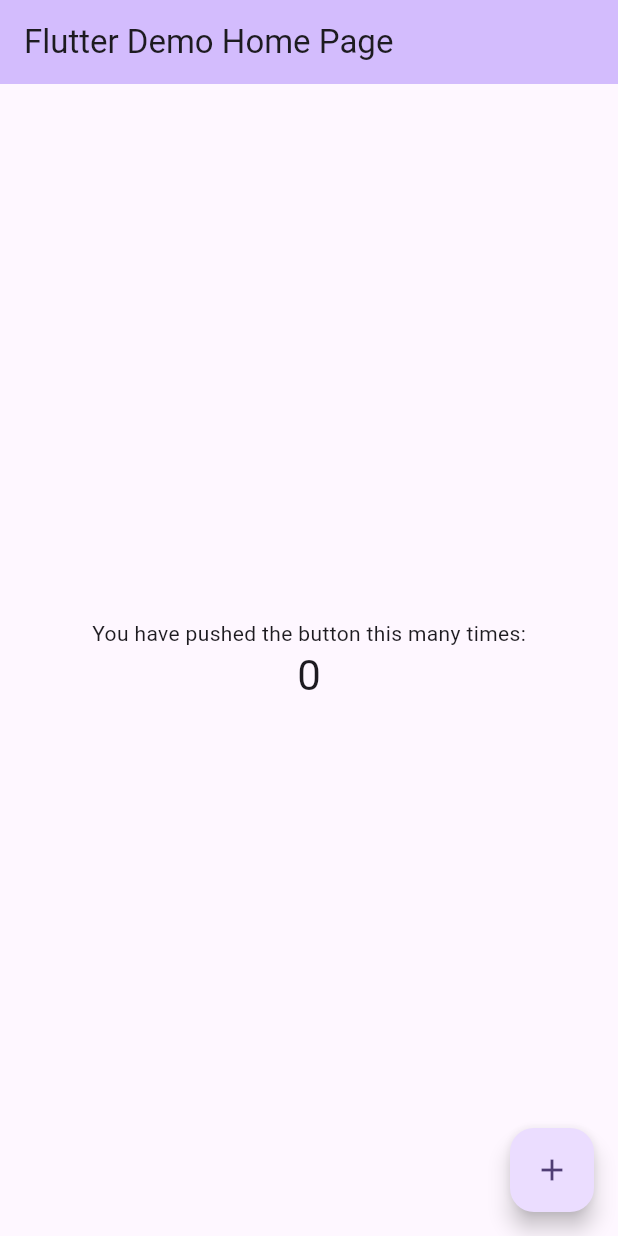
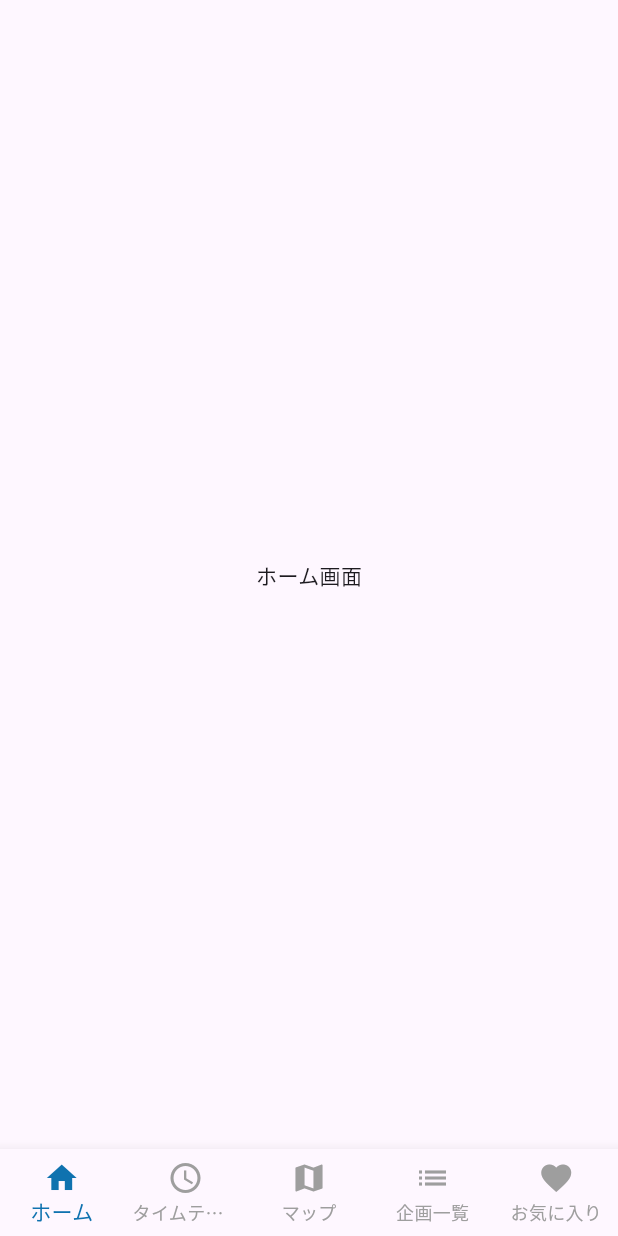
Before and after one commit to Yokohamafest/29th-yfa-app, a Flutter app: the screen it shows after launch, on a phone screen of 412 x 824 dp. Run offline on Flutter 3.47's test engine with Material 3 defaults, Android fonts, the light colour scheme and no system bars.

Commit message:
骨組み（ボトムナビゲーション）の作成

```diff
--- a/lib/main.dart
+++ b/lib/main.dart
@@ -1,4 +1,5 @@
 import 'package:flutter/material.dart';
+import 'package:flutter_app_yfa/main_scaffold.dart'; // 作成したファイルをインポート
 
 void main() {
   runApp(const MyApp());
@@ -7,116 +8,16 @@ void main() {
 class MyApp extends StatelessWidget {
   const MyApp({super.key});
 
-  // This widget is the root of your application.
   @override
   Widget build(BuildContext context) {
     return MaterialApp(
-      title: 'Flutter Demo',
+      title: '29th Yokohama Festival',
       theme: ThemeData(
-        // This is the theme of your application.
-        //
-        // TRY THIS: Try running your application with "flutter run". You'll see
-        // the application has a purple toolbar. Then, without quitting the app,
-        // try changing the seedColor in the colorScheme below to Colors.green
-        // and then invoke "hot reload" (save your changes or press the "hot
-        // reload" button in a Flutter-supported IDE, or press "r" if you used
-        // the command line to start the app).
-        //
-        // Notice that the counter didn't reset back to zero; the application
-        // state is not lost during the reload. To reset the state, use hot
-        // restart instead.
-        //
-        // This works for code too, not just values: Most code changes can be
-        // tested with just a hot reload.
         colorScheme: ColorScheme.fromSeed(seedColor: Colors.deepPurple),
+        useMaterial3: true,
       ),
-      home: const MyHomePage(title: 'Flutter Demo Home Page'),
+      // アプリの最初の画面としてMainScaffoldを指定
+      home: const MainScaffold(),
     );
   }
 }
-
-class MyHomePage extends StatefulWidget {
-  const MyHomePage({super.key, required this.title});
-
-  // This widget is the home page of your application. It is stateful, meaning
-  // that it has a State object (defined below) that contains fields that affect
-  // how it looks.
-
-  // This class is the configuration for the state. It holds the values (in this
-  // case the title) provided by the parent (in this case the App widget) and
-  // used by the build method of the State. Fields in a Widget subclass are
-  // always marked "final".
-
-  final String title;
-
-  @override
-  State<MyHomePage> createState() => _MyHomePageState();
-}
-
-class _MyHomePageState extends State<MyHomePage> {
-  int _counter = 0;
-
-  void _incrementCounter() {
-    setState(() {
-      // This call to setState tells the Flutter framework that something has
-      // changed in this State, which causes it to rerun the build method below
-      // so that the display can reflect the updated values. If we changed
-      // _counter without calling setState(), then the build method would not be
-      // called again, and so nothing would appear to happen.
-      _counter++;
-    });
-  }
-
-  @override
-  Widget build(BuildContext context) {
-    // This method is rerun every time setState is called, for instance as done
-    // by the _incrementCounter method above.
-    //
-    // The Flutter framework has been optimized to make rerunning build methods
-    // fast, so that you can just rebuild anything that needs updating rather
-    // than having to individually change instances of widgets.
-    return Scaffold(
-      appBar: AppBar(
-        // TRY THIS: Try changing the color here to a specific color (to
-        // Colors.amber, perhaps?) and trigger a hot reload to see the AppBar
-        // change color while the other colors stay the same.
-        backgroundColor: Theme.of(context).colorScheme.inversePrimary,
-        // Here we take the value from the MyHomePage object that was created by
-        // the App.build method, and use it to set our appbar title.
-        title: Text(widget.title),
-      ),
-      body: Center(
-        // Center is a layout widget. It takes a single child and positions it
-        // in the middle of the parent.
-        child: Column(
-          // Column is also a layout widget. It takes a list of children and
-          // arranges them vertically. By default, it sizes itself to fit its
-          // children horizontally, and tries to be as tall as its parent.
-          //
-          // Column has various properties to control how it sizes itself and
-          // how it positions its children. Here we use mainAxisAlignment to
-          // center the children vertically; the main axis here is the vertical
-          // axis because Columns are vertical (the cross axis would be
-          // horizontal).
-          //
-          // TRY THIS: Invoke "debug painting" (choose the "Toggle Debug Paint"
-          // action in the IDE, or press "p" in the console), to see the
-          // wireframe for each widget.
-          mainAxisAlignment: MainAxisAlignment.center,
-          children: <Widget>[
-            const Text('You have pushed the button this many times:'),
-            Text(
-              '$_counter',
-              style: Theme.of(context).textTheme.headlineMedium,
-            ),
-          ],
-        ),
-      ),
-      floatingActionButton: FloatingActionButton(
-        onPressed: _incrementCounter,
-        tooltip: 'Increment',
-        child: const Icon(Icons.add),
-      ), // This trailing comma makes auto-formatting nicer for build methods.
-    );
-  }
-}
--- /dev/null
+++ b/lib/main_scaffold.dart
@@ -0,0 +1,64 @@
+import 'package:flutter/material.dart';
+import 'package:flutter_app_yfa/screens/event_list_screen.dart';
+import 'package:flutter_app_yfa/screens/favorites_screen.dart';
+import 'package:flutter_app_yfa/screens/home_screen.dart';
+import 'package:flutter_app_yfa/screens/map_screen.dart';
+import 'package:flutter_app_yfa/screens/timetable_screen.dart';
+
+class MainScaffold extends StatefulWidget {
+  const MainScaffold({super.key});
+
+  @override
+  State<MainScaffold> createState() => _MainScaffoldState();
+}
+
+class _MainScaffoldState extends State<MainScaffold> {
+  // 現在選択されているタブのインデックスを管理する変数
+  int _selectedIndex = 0;
+
+  // 各タブに対応する画面のリスト
+  final List<Widget> _screens = [
+    const HomeScreen(),
+    const TimetableScreen(),
+    const MapScreen(),
+    const EventListScreen(),
+    const FavoritesScreen(),
+  ];
+
+  // タブがタップされたときに呼ばれる関数
+  void _onItemTapped(int index) {
+    setState(() {
+      _selectedIndex = index;
+    });
+  }
+
+  @override
+  Widget build(BuildContext context) {
+    return Scaffold(
+      // 本体の部分。選択されたインデックスに応じて画面を切り替える
+      body: _screens[_selectedIndex],
+
+      // 画面下部のボトムナビゲーションバー
+      bottomNavigationBar: BottomNavigationBar(
+        // 各タブのアイテム（アイコンとラベル）のリスト
+        items: const <BottomNavigationBarItem>[
+          BottomNavigationBarItem(icon: Icon(Icons.home), label: 'ホーム'),
+          BottomNavigationBarItem(icon: Icon(Icons.schedule), label: 'タイムテーブル'),
+          BottomNavigationBarItem(icon: Icon(Icons.map), label: 'マップ'),
+          BottomNavigationBarItem(icon: Icon(Icons.list), label: '企画一覧'),
+          BottomNavigationBarItem(icon: Icon(Icons.favorite), label: 'お気に入り'),
+        ],
+        // 現在選択されているタブのインデックス
+        currentIndex: _selectedIndex,
+        // 選択されたアイテムの色
+        selectedItemColor: const Color.fromARGB(255, 15, 114, 175),
+        // 選択されていないアイテムの色
+        unselectedItemColor: Colors.grey,
+        // タップされたときの処理
+        onTap: _onItemTapped,
+        // ラベルを常に表示するための設定
+        type: BottomNavigationBarType.fixed,
+      ),
+    );
+  }
+}
--- /dev/null
+++ b/lib/screens/home_screen.dart
@@ -0,0 +1,14 @@
+import 'package:flutter/material.dart';
+
+class HomeScreen extends StatelessWidget {
+  const HomeScreen({super.key});
+
+  @override
+  Widget build(BuildContext context) {
+    return const Scaffold(
+      body: Center(
+        child: Text('ホーム画面'),
+      ),
+    );
+  }
+}
```
Also changed, not shown: lib/screens/event_list_screen.dart (added, +14 -0 lines), lib/screens/favorites_screen.dart (added, +14 -0 lines), lib/screens/map_screen.dart (added, +14 -0 lines), lib/screens/timetable_screen.dart (added, +14 -0 lines).
